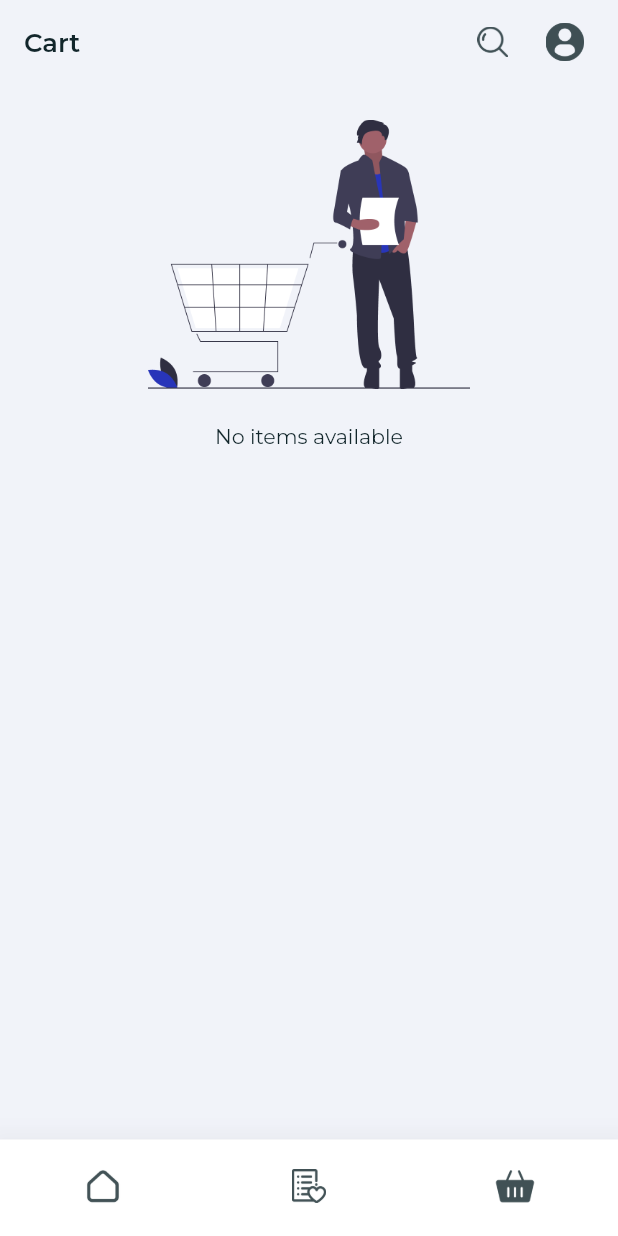
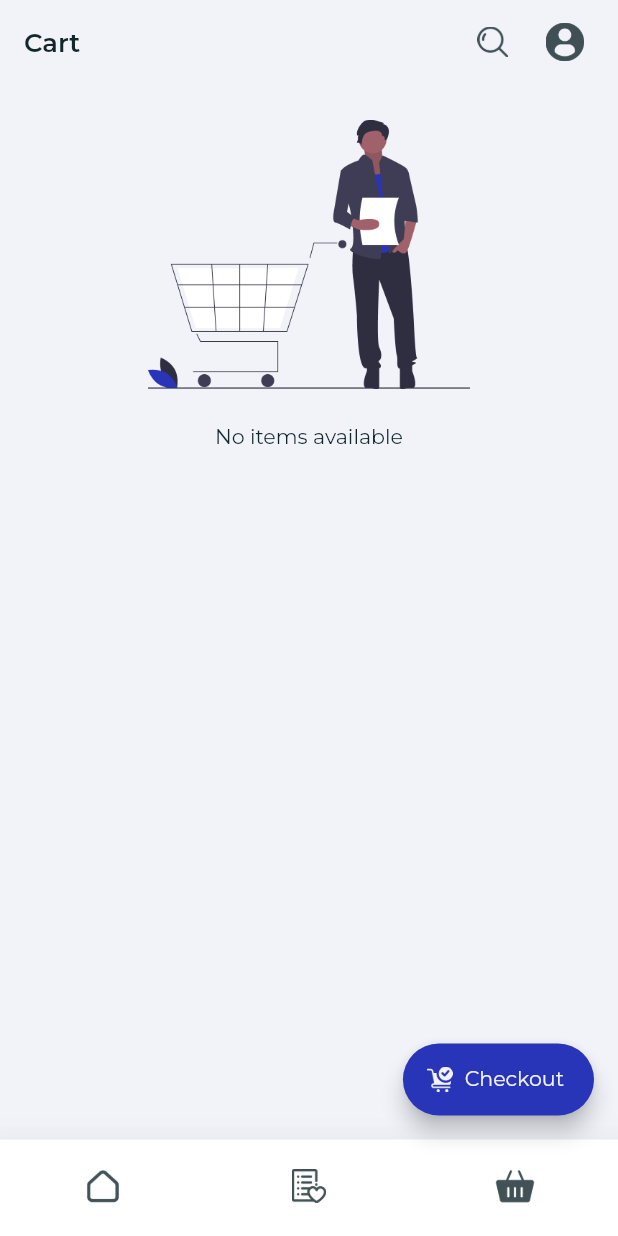
Before and after one commit to jaiswal4sudeep/ekart, a Flutter app: the DashboardRoot screen opened directly with empty values, item 3 of the bottom bar chosen, on a phone screen of 412 x 824 dp. Run offline on Flutter 3.47's test engine with Material 2 defaults, Android fonts, the light colour scheme and no system bars; our stand-ins replace cloud_firestore, firebase_auth, firebase_core, firebase_messaging, firebase_remote_config, flutter_hooks and 11 more; accounts and stored records are empty.

Commit message:
checkout

```diff
--- a/lib/b_authentication/authentication_controller.dart
+++ b/lib/b_authentication/authentication_controller.dart
@@ -44,7 +44,6 @@ class AuthenticationController {
               'wishlist': [],
               'isPhoneNoVerified': false,
               'isEmailVerified': user.emailVerified,
-              'ec': 0,
             },
           ).onError(
             (error, stackTrace) => Fluttertoast.showToast(
@@ -98,7 +97,6 @@ class AuthenticationController {
             'wishlist': [],
             'isPhoneNoVerified': false,
             'isEmailVerified': user!.emailVerified,
-            'ec': 0,
           },
         ).onError(
           (error, stackTrace) => Fluttertoast.showToast(
--- a/lib/c_dashboard/c_cart/cart_body.dart
+++ b/lib/c_dashboard/c_cart/cart_body.dart
@@ -55,5 +55,3 @@ class CartBody extends StatelessWidget {
     );
   }
 }
-
-proceedToCheckout() {}
--- a/lib/c_dashboard/dashboard_root.dart
+++ b/lib/c_dashboard/dashboard_root.dart
@@ -5,6 +5,7 @@ import 'package:ekart/c_dashboard/screens/search_screen.dart';
 import 'package:ekart/c_dashboard/b_wishlist/wishlist_body.dart';
 import 'package:ekart/c_dashboard/c_cart/cart_body.dart';
 import 'package:ekart/c_dashboard/widgets/bottom_navbar.dart';
+import 'package:ekart/c_dashboard/widgets/checkout_fab.dart';
 import 'package:ekart/utils/app_constant.dart';
 import 'package:flutter/material.dart';
 import 'package:flutter_hooks/flutter_hooks.dart';
@@ -129,6 +130,7 @@ class _DashboardRootState extends ConsumerState<DashboardRoot> {
         bottomNavigationBar: BottomNavBar(
           selIndex: selIndex,
         ),
+        floatingActionButton: selIndex.value == 2 ? const CheckOutFAB() : null,
       ),
     );
   }
--- /dev/null
+++ b/lib/c_dashboard/widgets/checkout_fab.dart
@@ -0,0 +1,49 @@
+import 'package:flutter/material.dart';
+import 'package:flutter_hooks/flutter_hooks.dart';
+import 'package:flutter_screenutil/flutter_screenutil.dart';
+import 'package:loading_animation_widget/loading_animation_widget.dart';
+
+import '../../utils/app_constant.dart';
+
+class CheckOutFAB extends HookWidget {
+  const CheckOutFAB({
+    Key? key,
+  }) : super(key: key);
+
+  @override
+  Widget build(BuildContext context) {
+    final isLoading = useState<bool>(false);
+
+    return FloatingActionButton.extended(
+      onPressed: isLoading.value
+          ? () {}
+          : () {
+              proceedToCheckOut(isLoading);
+            },
+      backgroundColor: AppConstant.primaryColor,
+      icon: isLoading.value
+          ? LoadingAnimationWidget.dotsTriangle(
+              color: AppConstant.backgroundColor,
+              size: 15.sp,
+            )
+          : Image.asset(
+              'assets/icons/checkout.png',
+              height: 15.sp,
+              color: AppConstant.backgroundColor,
+            ),
+      label: Text(
+        isLoading.value ? 'Plaese wait' : 'Checkout',
+        style: Theme.of(context).textTheme.headline5!.copyWith(
+              color: AppConstant.backgroundColor,
+            ),
+      ),
+    );
+  }
+}
+
+proceedToCheckOut(ValueNotifier<bool> isLoading) {
+  isLoading.value = true;
+  Future.delayed(const Duration(seconds: 2), () {
+    isLoading.value = false;
+  });
+}
```
Also changed, not shown: lib/c_dashboard/b_wishlist/wishlist_data.dart (+5 -3 lines), lib/c_dashboard/screens/more/a_edit_profile/a_edit_profile_data.dart (+0 -17 lines), lib/c_dashboard/screens/more/a_more_screen_data.dart (+0 -60 lines), lib/c_dashboard/screens/more/b_ec_zone/_ec_zone_screen.dart (deleted, +0 -16 lines), lib/c_dashboard/screens/more/c_order_history/future_value_provider.dart (+11 -11 lines), lib/c_dashboard/screens/more/c_order_history/testdb_model.dart (+22 -22 lines), lib/c_dashboard/screens/more/d_about_app/_about_app_screen.dart (deleted, +0 -16 lines), lib/c_dashboard/screens/product_details_screen.dart (+0 -15 lines), assets/icons/checkout.png (added), assets/icons/ec.png (deleted), assets/icons/ec_coin.png (deleted).
